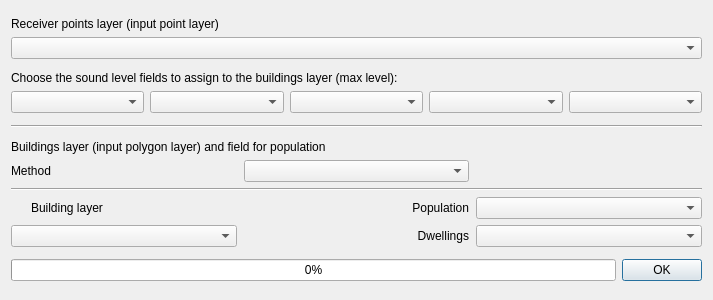
Before: the Qt Designer form tools/ui_AssignLevelsToBuildings.ui in pierluigiderosa/openoise, drawn with Qt 5.
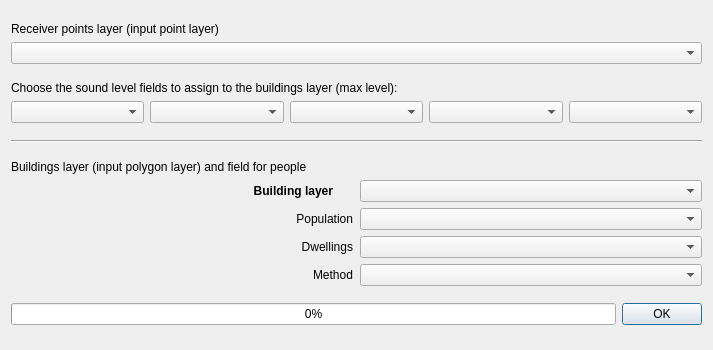
After: the same form once the commit is applied. Custom widgets are drawn as their Qt base class.

Commit message: - creation receiver case2B distance 0.1 and removed receiver inside buildings - implemented method 1 and 3 for population

Patch:
```diff
--- a/tools/ui_AssignLevelsToBuildings.ui
+++ b/tools/ui_AssignLevelsToBuildings.ui
@@ -10,7 +10,7 @@
     <x>0</x>
     <y>0</y>
     <width>713</width>
-    <height>300</height>
+    <height>350</height>
    </rect>
   </property>
   <property name="sizePolicy">
@@ -22,13 +22,13 @@
   <property name="minimumSize">
    <size>
     <width>713</width>
-    <height>300</height>
+    <height>350</height>
    </size>
   </property>
   <property name="maximumSize">
    <size>
     <width>713</width>
-    <height>300</height>
+    <height>350</height>
    </size>
   </property>
   <property name="sizeIncrement">
@@ -125,7 +125,7 @@
         </sizepolicy>
        </property>
        <property name="text">
-        <string>Buildings layer (input polygon layer) and field for population</string>
+        <string>Buildings layer (input polygon layer) and field for people</string>
        </property>
       </widget>
      </item>
@@ -134,7 +134,20 @@
        <property name="horizontalSpacing">
         <number>7</number>
        </property>
-       <item row="2" column="2">
+       <item row="0" column="1">
+        <widget class="QgsMapLayerComboBox" name="buildings_layer_comboBox"/>
+       </item>
+       <item row="2" column="0">
+        <widget class="QLabel" name="label_3">
+         <property name="text">
+          <string>Dwellings</string>
+         </property>
+         <property name="alignment">
+          <set>Qt::AlignRight|Qt::AlignTrailing|Qt::AlignVCenter</set>
+         </property>
+        </widget>
+       </item>
+       <item row="1" column="1">
         <widget class="QgsFieldComboBox" name="receiver_points_population_field">
          <property name="toolTip">
           <string>population field</string>
@@ -145,6 +158,9 @@
         </widget>
        </item>
        <item row="2" column="1">
+        <widget class="QgsFieldComboBox" name="dwellingCombobox"/>
+       </item>
+       <item row="1" column="0">
         <widget class="QLabel" name="label_2">
          <property name="text">
           <string>Population</string>
@@ -155,42 +171,15 @@
         </widget>
        </item>
        <item row="0" column="0">
-        <widget class="QLabel" name="label">
-         <property name="text">
-          <string>Method</string>
-         </property>
-        </widget>
-       </item>
-       <item row="0" column="1">
-        <widget class="QComboBox" name="methodComboBox"/>
-       </item>
-       <item row="3" column="2">
-        <widget class="QgsFieldComboBox" name="dwellingCombobox"/>
-       </item>
-       <item row="3" column="1">
-        <widget class="QLabel" name="label_3">
-         <property name="text">
-          <string>Dwellings</string>
-         </property>
-         <property name="alignment">
-          <set>Qt::AlignRight|Qt::AlignTrailing|Qt::AlignVCenter</set>
-         </property>
-        </widget>
-       </item>
-       <item row="1" column="0" colspan="3">
-        <widget class="Line" name="line_2">
-         <property name="orientation">
-          <enum>Qt::Horizontal</enum>
-         </property>
-        </widget>
-       </item>
-       <item row="3" column="0">
-        <widget class="QgsMapLayerComboBox" name="buildings_layer_comboBox"/>
-       </item>
-       <item row="2" column="0">
         <widget class="QLabel" name="label_4">
+         <property name="layoutDirection">
+          <enum>Qt::LeftToRight</enum>
+         </property>
          <property name="text">
-          <string>Building layer</string>
+          <string>&lt;html&gt;&lt;head/&gt;&lt;body&gt;&lt;p&gt;&lt;span style=&quot; font-weight:600;&quot;&gt;Building layer&lt;/span&gt;&lt;/p&gt;&lt;/body&gt;&lt;/html&gt;</string>
+         </property>
+         <property name="alignment">
+          <set>Qt::AlignRight|Qt::AlignTrailing|Qt::AlignVCenter</set>
          </property>
          <property name="margin">
           <number>0</number>
@@ -200,6 +189,19 @@
          </property>
         </widget>
        </item>
+       <item row="3" column="0">
+        <widget class="QLabel" name="label">
+         <property name="text">
+          <string>Method</string>
+         </property>
+         <property name="alignment">
+          <set>Qt::AlignRight|Qt::AlignTrailing|Qt::AlignVCenter</set>
+         </property>
+        </widget>
+       </item>
+       <item row="3" column="1">
+        <widget class="QgsFieldComboBox" name="methodComboBox"/>
+       </item>
       </layout>
      </item>
     </layout>
```
Left out of the diff: 32 changed lines with no effect on the pictures. The commit also changes 5 other files.
